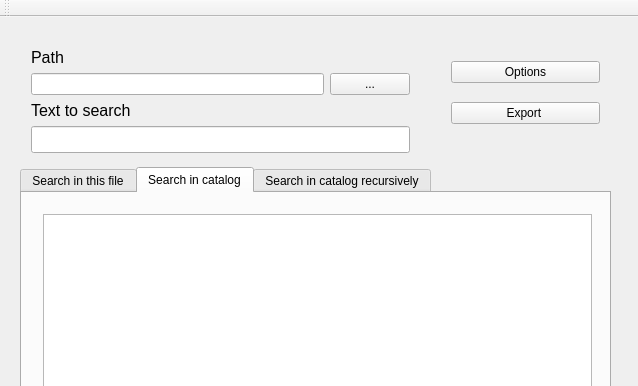
michalhuras/Office-Help, file officeHelp/mainwindow.ui: the form before one commit; both pictures show x 0 to 638 and y 0 to 386 of the 638 by 559 pixel window.
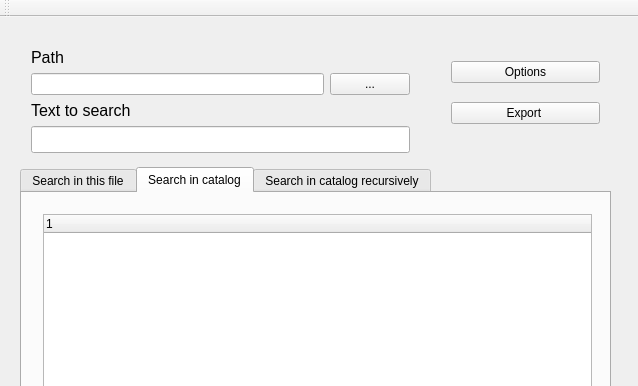
The form after the commit. The open tabs and pages were chosen to show the change.

Commit message: Change i from table to TreeWidget part1

```diff
--- a/officeHelp/mainwindow.ui
+++ b/officeHelp/mainwindow.ui
@@ -196,7 +196,13 @@
       </property>
       <layout class="QVBoxLayout" name="verticalLayout">
        <item>
-        <widget class="QTableWidget" name="tableWidget_2"/>
+        <widget class="QTreeWidget" name="treeWidget_2">
+         <column>
+          <property name="text">
+           <string notr="true">1</string>
+          </property>
+         </column>
+        </widget>
        </item>
        <item>
         <layout class="QHBoxLayout" name="horizontalLayout_2">
```
Left out of the diff: 2 changed lines with no effect on the pictures. The commit also changes 2 other files.
